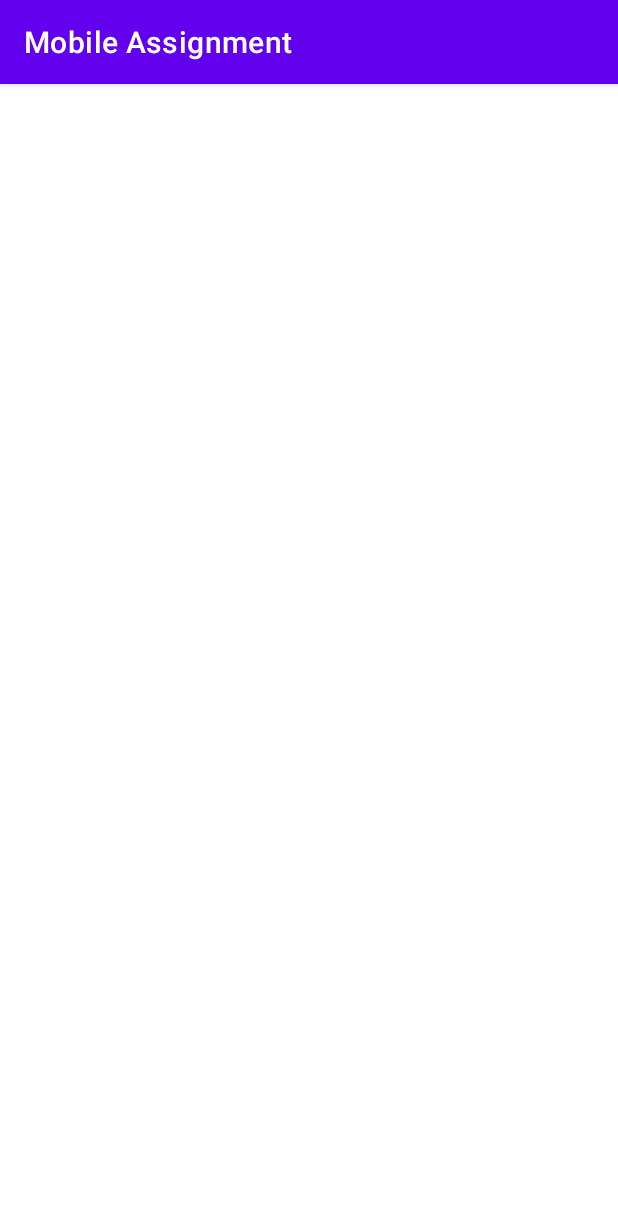
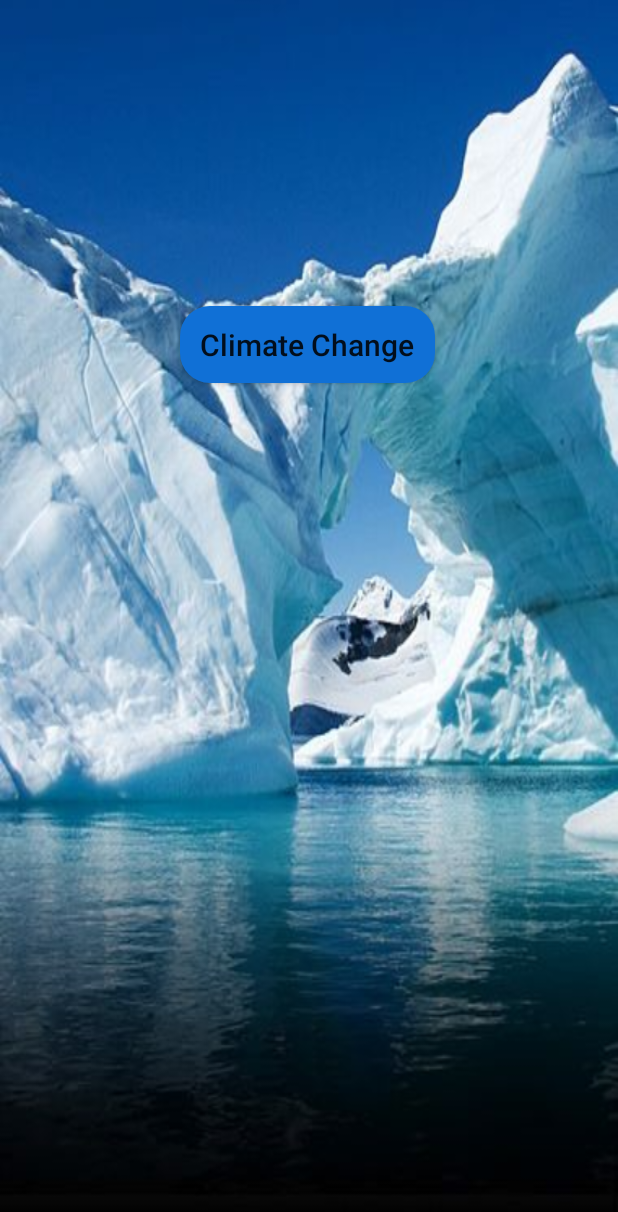
Before and after one commit to zhenxian0818/Mobile_Assignment, an Android app: the screen it shows after launch (MainActivity), on a phone screen of 412 x 824 dp. Shown: the top 1212 px of the screen. Run offline under Robolectric (Android 15) with nearby library versions, the light colour scheme and no system bars.

Commit message:
button changed

```diff
--- /dev/null
+++ b/app/src/main/res/drawable/btn_bg.xml
@@ -0,0 +1,7 @@
+<?xml version="1.0" encoding="utf-8"?>
+<shape android:shape="rectangle" xmlns:android="http://schemas.android.com/apk/res/android">
+
+    <solid android:color="#1070D6" />
+    <corners android:radius="20dp"/>
+
+</shape>
--- a/app/src/main/res/layout/activity_main.xml
+++ b/app/src/main/res/layout/activity_main.xml
@@ -4,7 +4,21 @@
     xmlns:tools="http://schemas.android.com/tools"
     android:layout_width="match_parent"
     android:layout_height="match_parent"
+    android:background="@drawable/main_background"
     tools:context=".MainActivity">
 
 
+    <Button
+        android:id="@+id/btnClimateChange"
+        android:layout_width="170dp"
+        android:layout_height="51dp"
+        android:layout_marginTop="204dp"
+        android:background="@drawable/btn_bg"
+        android:text="Climate Change"
+        android:textAllCaps="false"
+        android:textSize="20dp"
+        app:layout_constraintEnd_toEndOf="parent"
+        app:layout_constraintHorizontal_bias="0.497"
+        app:layout_constraintStart_toStartOf="parent"
+        app:layout_constraintTop_toTopOf="parent" />
 </androidx.constraintlayout.widget.ConstraintLayout>
--- a/app/src/main/res/values-night/themes.xml
+++ b/app/src/main/res/values-night/themes.xml
@@ -1,6 +1,6 @@
 <resources xmlns:tools="http://schemas.android.com/tools">
     <!-- Base application theme. -->
-    <style name="Theme.MobileAssignment" parent="Theme.MaterialComponents.DayNight.DarkActionBar">
+    <style name="Theme.MobileAssignment" parent="Theme.AppCompat.Light.NoActionBar">
         <!-- Primary brand color. -->
         <item name="colorPrimary">@color/purple_200</item>
         <item name="colorPrimaryVariant">@color/purple_700</item>
--- a/app/src/main/res/values/themes.xml
+++ b/app/src/main/res/values/themes.xml
@@ -1,6 +1,6 @@
 <resources xmlns:tools="http://schemas.android.com/tools">
     <!-- Base application theme. -->
-    <style name="Theme.MobileAssignment" parent="Theme.MaterialComponents.DayNight.DarkActionBar">
+    <style name="Theme.MobileAssignment" parent="Theme.AppCompat.Light.NoActionBar">
         <!-- Primary brand color. -->
         <item name="colorPrimary">@color/purple_500</item>
         <item name="colorPrimaryVariant">@color/purple_700</item>
```
